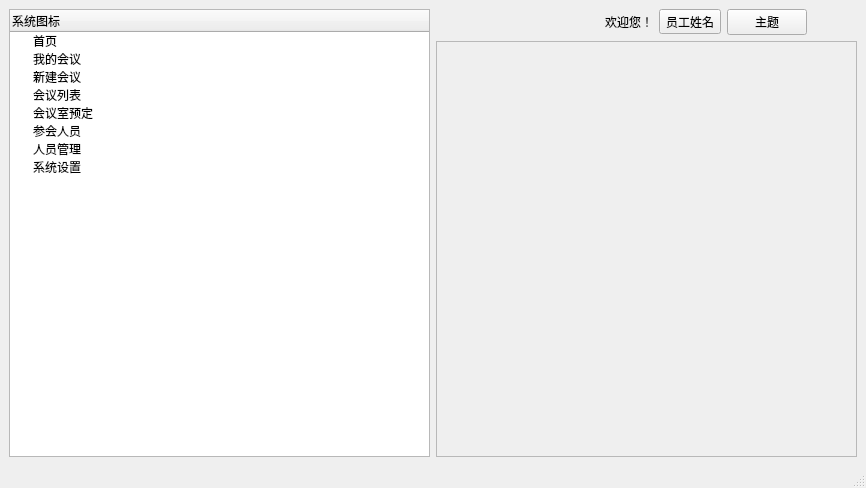
This is src/src_admin/adminpage.ui in Tom-Pitiful/MeetSystem as Qt 5 draws it before an edit. The edited form follows.
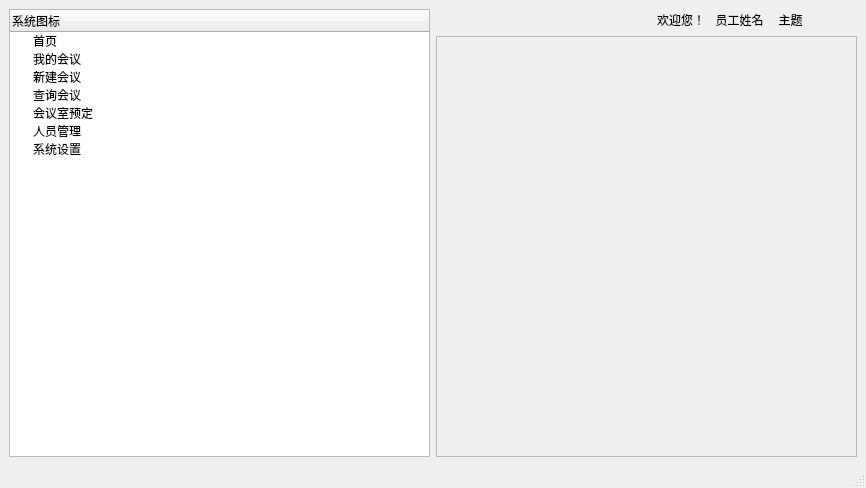
This is the edited form. Icons and pictures are not drawn.

Commit message: 完成了添加会议界面的一部分

What changed in the file:
```diff
--- a/src/src_admin/adminpage.ui
+++ b/src/src_admin/adminpage.ui
@@ -13,6 +13,9 @@
   <property name="windowTitle">
    <string>MainWindow</string>
   </property>
+  <property name="styleSheet">
+   <string notr="true"/>
+  </property>
   <widget class="QWidget" name="centralwidget">
    <layout class="QHBoxLayout" name="horizontalLayout_2">
     <item>
@@ -52,17 +55,20 @@
       </item>
       <item>
        <property name="text">
-        <string>会议列表</string>
+        <string>查询会议</string>
+       </property>
+       <property name="icon">
+        <iconset resource="../../res/image_all.qrc">
+         <normaloff>:/image/image/searchMeeting.svg</normaloff>:/image/image/searchMeeting.svg</iconset>
        </property>
       </item>
       <item>
        <property name="text">
         <string>会议室预定</string>
        </property>
-      </item>
-      <item>
-       <property name="text">
-        <string>参会人员</string>
+       <property name="icon">
+        <iconset resource="../../res/image_all.qrc">
+         <normaloff>:/image/image/meetingRoom.svg</normaloff>:/image/image/meetingRoom.svg</iconset>
        </property>
       </item>
       <item>
@@ -106,6 +112,15 @@
           <property name="toolTip">
            <string>账号设置</string>
           </property>
+          <property name="styleSheet">
+           <string notr="true">QToolButton{
+        border: none;/*无边框*/
+		color: rgb(0, 0, 0);
+}
+QToolButton:hover {
+    color: rgb(255, 170, 0); /*设置按钮的背景颜色为亮绿色*/
+}</string>
+          </property>
           <property name="text">
            <string>员工姓名</string>
           </property>
@@ -119,7 +134,16 @@
          </widget>
         </item>
         <item>
-         <widget class="QPushButton" name="theme_btn">
+         <widget class="QToolButton" name="theme_btn">
+          <property name="styleSheet">
+           <string notr="true">QToolButton{
+        border: none;/*无边框*/
+		color: rgb(0, 0, 0);
+}
+QToolButton:hover {
+    color: rgb(255, 170, 0); /*设置按钮的背景颜色为亮绿色*/
+}</string>
+          </property>
           <property name="text">
            <string>主题</string>
           </property>
```
Left out of the diff: 16 changed lines with no effect on the pictures. The commit also changes 22 other files.
